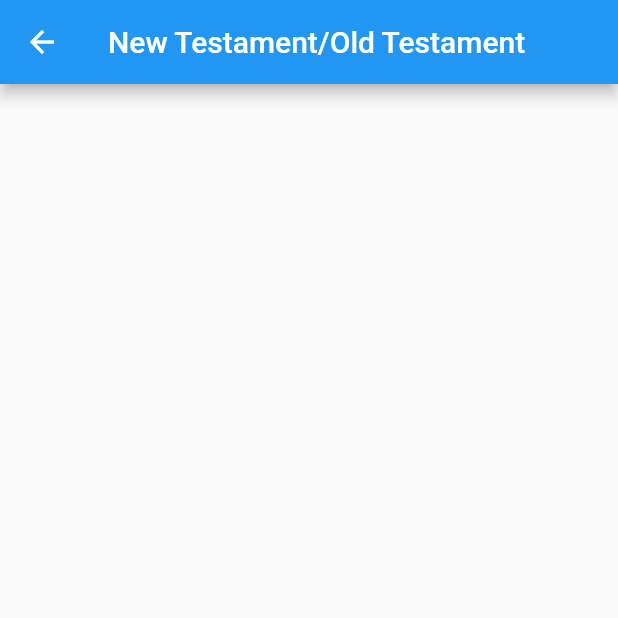
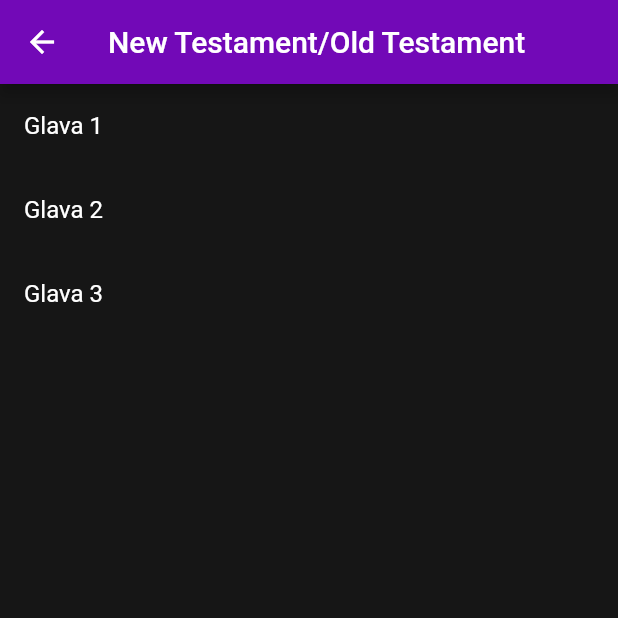
Before and after one commit to IvanVnucec/Biblija-KS, a Flutter app: the ChaptersList screen opened directly with empty values, on a phone screen of 412 x 824 dp, the top half of it. Run offline on Flutter 3.47's test engine with Material 2 defaults, Android fonts, the phone set to English and light mode, and no system bars.

Commit message:
add dummy chapters list

```diff
--- a/app/bible/lib/pages/chapter_list.dart
+++ b/app/bible/lib/pages/chapter_list.dart
@@ -1,3 +1,7 @@
+import 'dart:io';
+
+import 'package:bible/res/colors.dart';
+import 'package:bible/widgets/list_tile.dart';
 import 'package:flutter/material.dart';
 
 class ChaptersList extends StatefulWidget {
@@ -15,12 +19,27 @@ class _ChaptersListState extends State<ChaptersList> {
     // TODO: get files list
     return Scaffold(
       appBar: AppBar(
-        // TODO: add New Testament or old testament title text
-        title: const Text('New Testament/Old Testament'),
+          // TODO: add New Testament or old testament title text
+          title: const Text('New Testament/Old Testament'),
+          foregroundColor: MyColors.appBarForegroundColor,
+          backgroundColor: MyColors.testamentButtonBackgroundColors[0]),
+      body: Center(
+        child: ListView(
+          children: [
+            TestamentBookListTile("Glava 1", "", (String book_path) {}),
+            TestamentBookListTile("Glava 2", "", (String book_path) {}),
+            TestamentBookListTile("Glava 3", "", (String book_path) {}),
+          ],
+        ),
       ),
-      body: Center(
-        child: Text(widget.bookPath),
-        ),
-      );
+      backgroundColor: MyColors.homeBackgroundColor,
+    );
+  }
+
+  // TODO: test me
+  Future<Iterable<File>> getListOfFilesInDir(String path) async {
+    final dir = Directory(path);
+    final List<FileSystemEntity> entities = await dir.list().toList();
+    return entities.whereType<File>();
   }
 }
```
